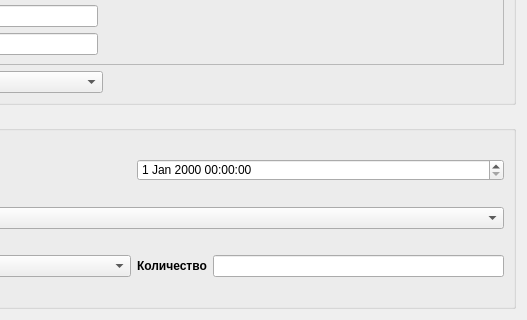
The window that hittargets.ui (rymarchik/InitState) describes before a commit, drawn with Qt 5; both pictures show x 309 to 836 and y 360 to 680 of the 836 by 680 pixel window.
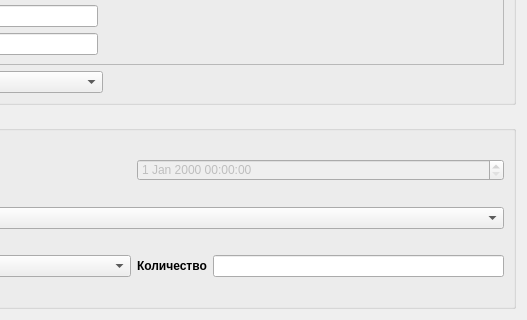
The same window after the commit.

The edit to the form file:
```diff
--- a/hittargets.ui
+++ b/hittargets.ui
@@ -751,6 +751,9 @@
       </item>
       <item row="0" column="2" colspan="2">
        <widget class="QDateTimeEdit" name="launchTimeDTE">
+        <property name="enabled">
+         <bool>false</bool>
+        </property>
         <property name="sizePolicy">
          <sizepolicy hsizetype="Preferred" vsizetype="Fixed">
           <horstretch>0</horstretch>
```
